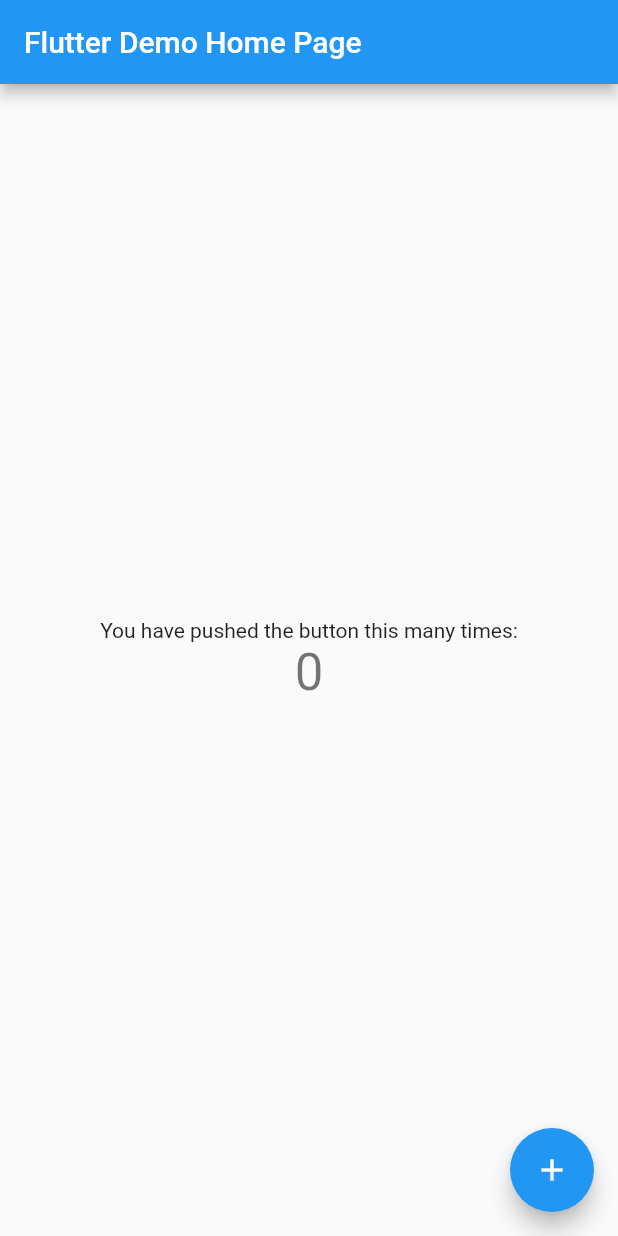
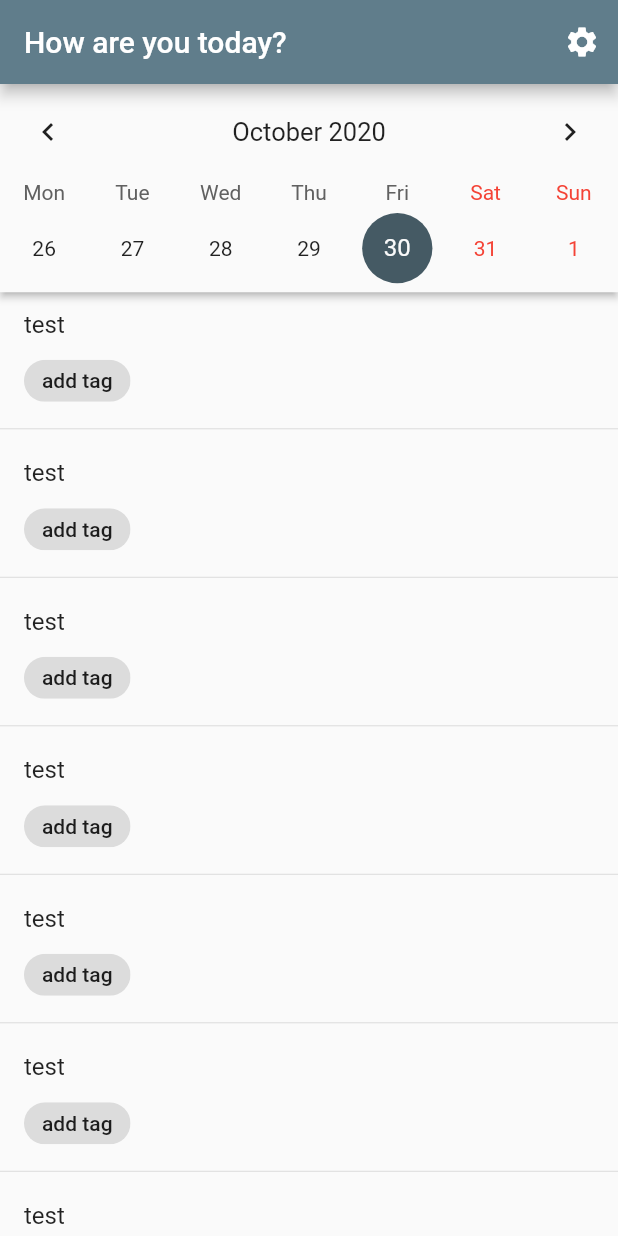
Before and after one commit to alexarraiza/daily_log, a Flutter app: the screen it shows after launch, on a phone screen of 412 x 824 dp. Run offline on Flutter 3.47's test engine with Material 2 defaults, Android fonts, the phone set to English and light mode, and no system bars; drawn by our look-alikes of table_calendar; generated files the repository leaves out were written again.

Commit message:
- Setup main screens scaffold - Setup intl

```diff
--- /dev/null
+++ b/l10n.yaml
@@ -0,0 +1,3 @@
+arb-dir: lib/l10n
+template-arb-file: app_en.arb
+output-localization-file: app_localizations.dart
--- a/lib/main.dart
+++ b/lib/main.dart
@@ -1,4 +1,8 @@
+import 'package:daily_log/ui/home/home.screen.dart';
+import 'package:daily_log/ui/settings/settings.screen.dart';
+import 'package:flutter/cupertino.dart';
 import 'package:flutter/material.dart';
+import 'package:flutter_gen/gen_l10n/app_localizations.dart';
 
 void main() {
   runApp(MyApp());
@@ -9,109 +13,19 @@
   @override
   Widget build(BuildContext context) {
     return MaterialApp(
-      title: 'Flutter Demo',
-      theme: ThemeData(
-        // This is the theme of your application.
-        //
-        // Try running your application with "flutter run". You'll see the
-        // application has a blue toolbar. Then, without quitting the app, try
-        // changing the primarySwatch below to Colors.green and then invoke
-        // "hot reload" (press "r" in the console where you ran "flutter run",
-        // or simply save your changes to "hot reload" in a Flutter IDE).
-        // Notice that the counter didn't reset back to zero; the application
-        // is not restarted.
-        primarySwatch: Colors.blue,
-        // This makes the visual density adapt to the platform that you run
-        // the app on. For desktop platforms, the controls will be smaller and
-        // closer together (more dense) than on mobile platforms.
-        visualDensity: VisualDensity.adaptivePlatformDensity,
-      ),
-      home: MyHomePage(title: 'Flutter Demo Home Page'),
+      title: 'DailyLog',
+      theme: ThemeData(primarySwatch: Colors.blueGrey),
+      home: HomeScreen(),
+      localizationsDelegates: AppLocalizations.localizationsDelegates,
+      supportedLocales: AppLocalizations.supportedLocales,
+      onGenerateRoute: (settings) {
+        var routes = <String, WidgetBuilder>{
+          HomeScreen.routeName: (context) => HomeScreen(),
+          SettingsScreen.routeName: (context) => SettingsScreen(),
+        };
+        WidgetBuilder routeBuilder = routes[settings.name];
+        return MaterialPageRoute(builder: (context) => routeBuilder(context), settings: settings);
+      },
     );
   }
 }
-
-class MyHomePage extends StatefulWidget {
-  MyHomePage({Key key, this.title}) : super(key: key);
-
-  // This widget is the home page of your application. It is stateful, meaning
-  // that it has a State object (defined below) that contains fields that affect
-  // how it looks.
-
-  // This class is the configuration for the state. It holds the values (in this
-  // case the title) provided by the parent (in this case the App widget) and
-  // used by the build method of the State. Fields in a Widget subclass are
-  // always marked "final".
-
-  final String title;
-
-  @override
-  _MyHomePageState createState() => _MyHomePageState();
-}
-
-class _MyHomePageState extends State<MyHomePage> {
-  int _counter = 0;
-
-  void _incrementCounter() {
-    setState(() {
-      // This call to setState tells the Flutter framework that something has
-      // changed in this State, which causes it to rerun the build method below
-      // so that the display can reflect the updated values. If we changed
-      // _counter without calling setState(), then the build method would not be
-      // called again, and so nothing would appear to happen.
-      _counter++;
-    });
-  }
-
-  @override
-  Widget build(BuildContext context) {
-    // This method is rerun every time setState is called, for instance as done
-    // by the _incrementCounter method above.
-    //
-    // The Flutter framework has been optimized to make rerunning build methods
-    // fast, so that you can just rebuild anything that needs updating rather
-    // than having to individually change instances of widgets.
-    return Scaffold(
-      appBar: AppBar(
-        // Here we take the value from the MyHomePage object that was created by
-        // the App.build method, and use it to set our appbar title.
-        title: Text(widget.title),
-      ),
-      body: Center(
-        // Center is a layout widget. It takes a single child and positions it
-        // in the middle of the parent.
-        child: Column(
-          // Column is also a layout widget. It takes a list of children and
-          // arranges them vertically. By default, it sizes itself to fit its
-          // children horizontally, and tries to be as tall as its parent.
-          //
-          // Invoke "debug painting" (press "p" in the console, choose the
-          // "Toggle Debug Paint" action from the Flutter Inspector in Android
-          // Studio, or the "Toggle Debug Paint" command in Visual Studio Code)
-          // to see the wireframe for each widget.
-          //
-          // Column has various properties to control how it sizes itself and
-          // how it positions its children. Here we use mainAxisAlignment to
-          // center the children vertically; the main axis here is the vertical
-          // axis because Columns are vertical (the cross axis would be
-          // horizontal).
-          mainAxisAlignment: MainAxisAlignment.center,
-          children: <Widget>[
-            Text(
-              'You have pushed the button this many times:',
-            ),
-            Text(
-              '$_counter',
-              style: Theme.of(context).textTheme.headline4,
-            ),
-          ],
-        ),
-      ),
-      floatingActionButton: FloatingActionButton(
-        onPressed: _incrementCounter,
-        tooltip: 'Increment',
-        child: Icon(Icons.add),
-      ), // This trailing comma makes auto-formatting nicer for build methods.
-    );
-  }
-}
--- /dev/null
+++ b/lib/ui/home/home.screen.dart
@@ -0,0 +1,68 @@
+import 'dart:io';
+
+import 'package:daily_log/ui/home/widgets/log_entry.dart';
+import 'package:daily_log/ui/settings/settings.screen.dart';
+import 'package:flutter/cupertino.dart';
+import 'package:flutter/material.dart';
+import 'package:table_calendar/table_calendar.dart';
+import 'package:flutter_gen/gen_l10n/app_localizations.dart';
+
+import 'widgets/calendar.dart';
+
+class HomeScreen extends StatefulWidget {
+  static const String routeName = 'home/';
+
+  @override
+  _HomeScreenState createState() => _HomeScreenState();
+}
+
+class _HomeScreenState extends State<HomeScreen> {
+  CalendarController _calendarController;
+
+  @override
+  void initState() {
+    super.initState();
+    _calendarController = CalendarController();
+  }
+
+  @override
+  void dispose() {
+    _calendarController.dispose();
+    super.dispose();
+  }
+
+  @override
+  Widget build(BuildContext context) {
+    return Scaffold(
+      appBar: AppBar(
+        title: Text(AppLocalizations.of(context).home_screen_title),
+        actions: [
+          IconButton(
+            icon: Icon(Icons.settings),
+            onPressed: () => Navigator.pushNamed(context, SettingsScreen.routeName),
+          ),
+        ],
+      ),
+      body: Column(
+        children: [
+          Material(
+            elevation: 2,
+            child: Calendar(
+              Platform.localeName,
+              _calendarController,
+            ),
+          ),
+          Expanded(
+            child: ListView.separated(
+              itemBuilder: (context, index) => LogEntry(
+                text: 'test',
+              ),
+              separatorBuilder: (context, index) => Divider(),
+              itemCount: 10,
+            ),
+          ),
+        ],
+      ),
+    );
+  }
+}
--- /dev/null
+++ b/lib/ui/home/widgets/calendar.dart
@@ -0,0 +1,31 @@
+import 'package:flutter/material.dart';
+import 'package:table_calendar/table_calendar.dart';
+
+class Calendar extends StatelessWidget {
+  final dynamic _locale;
+  final CalendarController _calendarController;
+  final Function(DateTime day, List events, List holidays) onDaySelected;
+
+  const Calendar(
+    this._locale,
+    this._calendarController, {
+    Key key,
+    this.onDaySelected,
+  }) : super(key: key);
+
+  @override
+  Widget build(BuildContext context) {
+    return TableCalendar(
+      startingDayOfWeek: StartingDayOfWeek.monday,
+      locale: _locale,
+      headerStyle: HeaderStyle(formatButtonVisible: false, centerHeaderTitle: true),
+      initialCalendarFormat: CalendarFormat.week,
+      calendarController: _calendarController,
+      onDaySelected: onDaySelected,
+      calendarStyle: CalendarStyle(
+        selectedColor: Theme.of(context).primaryColorDark,
+        todayColor: Theme.of(context).primaryColorLight,
+      ),
+    );
+  }
+}
--- /dev/null
+++ b/lib/ui/home/widgets/log_entry.dart
@@ -0,0 +1,44 @@
+import 'package:flutter/material.dart';
+import 'package:flutter/rendering.dart';
+
+class LogEntry extends StatelessWidget {
+  final String text;
+  final List<dynamic> tags;
+
+  const LogEntry({Key key, this.text, this.tags = const []}) : super(key: key);
+  @override
+  Widget build(BuildContext context) {
+    return text != null ? _buildFilledEntry() : _buildPlaceholderEntry();
+  }
+
+  ListTile _buildFilledEntry() {
+    return ListTile(
+        title: Padding(
+          padding: const EdgeInsets.only(top: 8, bottom: 8),
+          child: Text(text),
+        ),
+        subtitle: SingleChildScrollView(
+          scrollDirection: Axis.horizontal,
+          child: Row(
+            mainAxisAlignment: MainAxisAlignment.start,
+            mainAxisSize: MainAxisSize.max,
+            children: [
+              _buildAddTagChip(),
+              // TODO: ADD OTHER TAGS
+            ],
+          ),
+        ));
+  }
+
+  ActionChip _buildAddTagChip() {
+    return ActionChip(
+      visualDensity: VisualDensity.compact,
+      label: Text('add tag'),
+      onPressed: () {},
+    );
+  }
+
+  ListTile _buildPlaceholderEntry() {
+    return ListTile();
+  }
+}
```
Also changed, not shown: lib/l10n/app_en.arb (added, +17 -0 lines), lib/l10n/app_es.arb (added, +17 -0 lines), lib/ui/settings/settings.screen.dart (added, +66 -0 lines), pubspec.yaml (+16 -57 lines), pubspec.lock, 7 other files.
